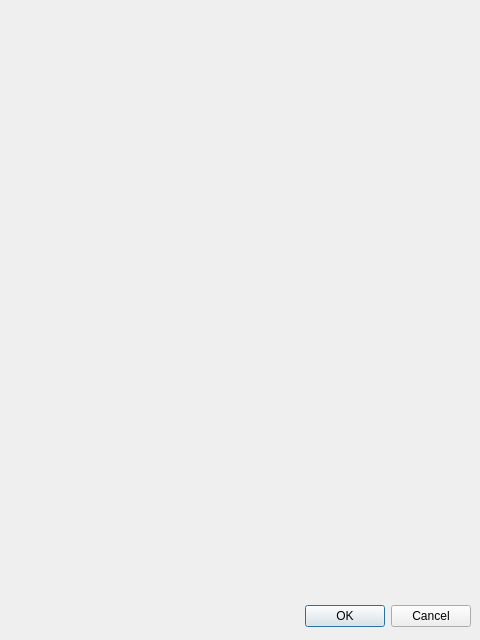
Qt form acerca.ui (cletoxWTF/P59QT-SALARIOS) before a commit.
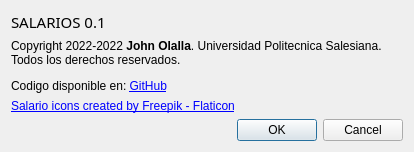
The same form after that commit.

Patch:
```diff
--- a/acerca.ui
+++ b/acerca.ui
@@ -5,22 +5,48 @@
    <rect>
     <x>0</x>
     <y>0</y>
-    <width>480</width>
-    <height>640</height>
+    <width>414</width>
+    <height>152</height>
    </rect>
   </property>
   <property name="windowTitle">
    <string>Dialog</string>
   </property>
-  <widget name="buttonBox" class="QDialogButtonBox">
-   <property name="geometry">
-    <rect>
-     <x>10</x>
-     <y>600</y>
-     <width>461</width>
-     <height>32</height>
-    </rect>
-   </property>
+  <layout class="QVBoxLayout" name="verticalLayout">
+   <item>
+    <widget class="QLabel" name="lblNombre">
+     <property name="font">
+      <font>
+       <family>Arial Black</family>
+       <pointsize>11</pointsize>
+       <weight>50</weight>
+       <bold>false</bold>
+      </font>
+     </property>
+     <property name="text">
+      <string>SALARIOS 0.1</string>
+     </property>
+    </widget>
+   </item>
+   <item>
+    <widget class="QLabel" name="lblDerechos">
+     <property name="text">
+      <string>&lt;html&gt;&lt;head/&gt;&lt;body&gt;&lt;p&gt;Copyright 2022-2022 &lt;span style=&quot; font-weight:600;&quot;&gt;John Olalla&lt;/span&gt;. Universidad Politecnica Salesiana. Todos los derechos reservados. &lt;/p&gt;&lt;p&gt;Codigo disponible en: &lt;a href=&quot;https://github.com/cletoxWTF/P59QT-SALARIOS&quot;&gt;&lt;span style=&quot; text-decoration: underline; color:#0000ff;&quot;&gt;GitHub&lt;/span&gt;&lt;/a&gt;&lt;/p&gt;&lt;/body&gt;&lt;/html&gt;</string>
+     </property>
+     <property name="wordWrap">
+      <bool>true</bool>
+     </property>
+    </widget>
+   </item>
+   <item>
+    <widget class="QLabel" name="lblFreepik">
+     <property name="text">
+      <string>&lt;a href=&quot;https://www.flaticon.es/iconos-gratis/salario&quot; title=&quot;salario iconos&quot;&gt;Salario icons created by Freepik - Flaticon&lt;/a&gt;</string>
+     </property>
+    </widget>
+   </item>
+   <item>
+    <widget class="QDialogButtonBox" name="buttonBox">
    <property name="orientation">
     <enum>Qt::Horizontal</enum>
    </property>
@@ -28,6 +54,8 @@
     <set>QDialogButtonBox::Cancel|QDialogButtonBox::Ok</set>
    </property>
   </widget>
+   </item>
+  </layout>
  </widget>
  <resources/>
  <connections>
```
Left out of the diff: 5 changed lines with no effect on the pictures. Lines whose indentation alone changed are shown as unchanged.
